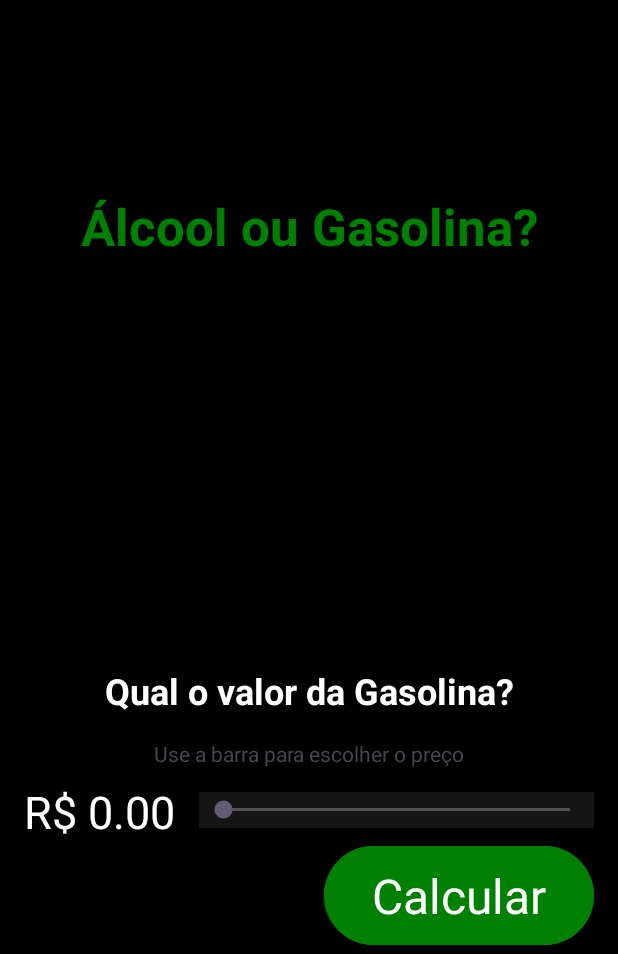
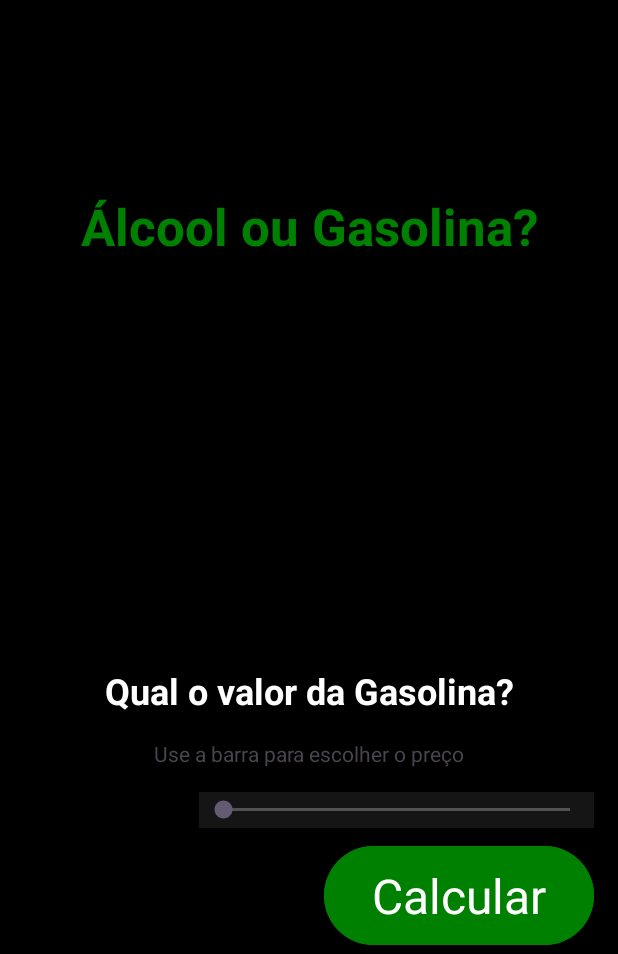
Before and after one commit to olivmath/gaseth, an Android app: the screen it shows after launch (MainActivity), on a phone screen of 412 x 824 dp, the part 282-1236 px from its top. Run offline under Robolectric (Android 15) with nearby library versions, the phone set to English and light mode, and no system bars.

Commit message:
update: layout 2

```diff
--- a/app/src/main/res/layout/activity_main.xml
+++ b/app/src/main/res/layout/activity_main.xml
@@ -43,7 +43,6 @@
         android:layout_width="0dp"
         android:layout_height="39dp"
         android:layout_marginStart="16dp"
-        android:text="R$ 0.00"
         android:textColor="@color/white"
         android:textSize="30sp"
         app:layout_constraintBottom_toTopOf="@+id/btnLaunch"
```
